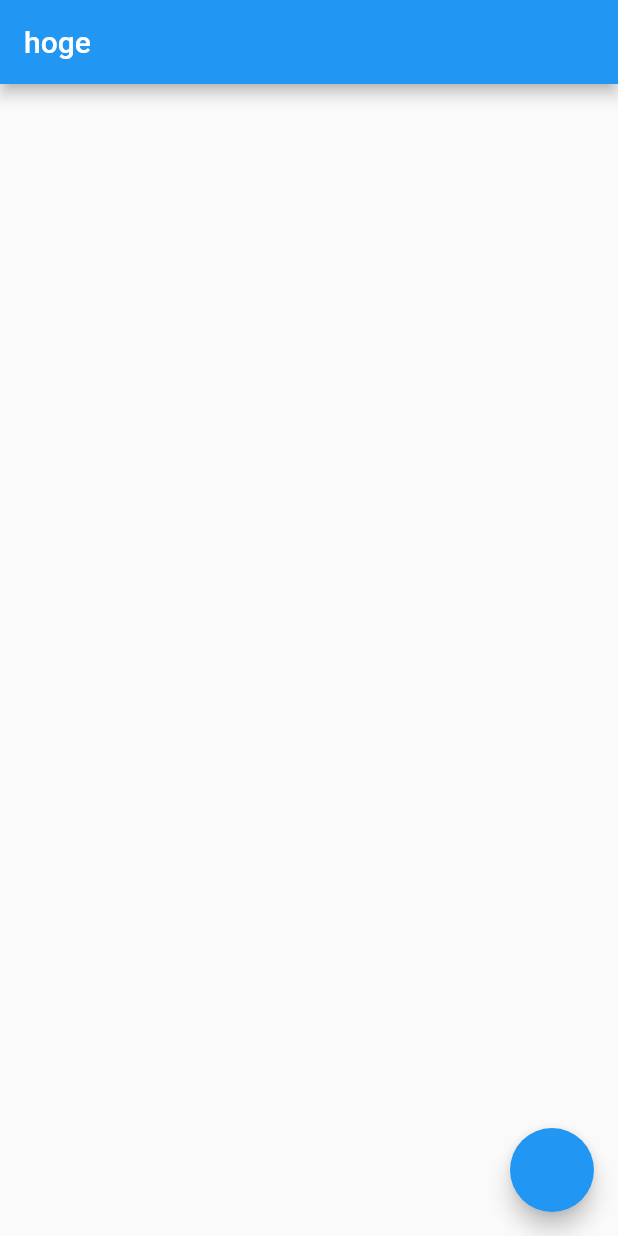
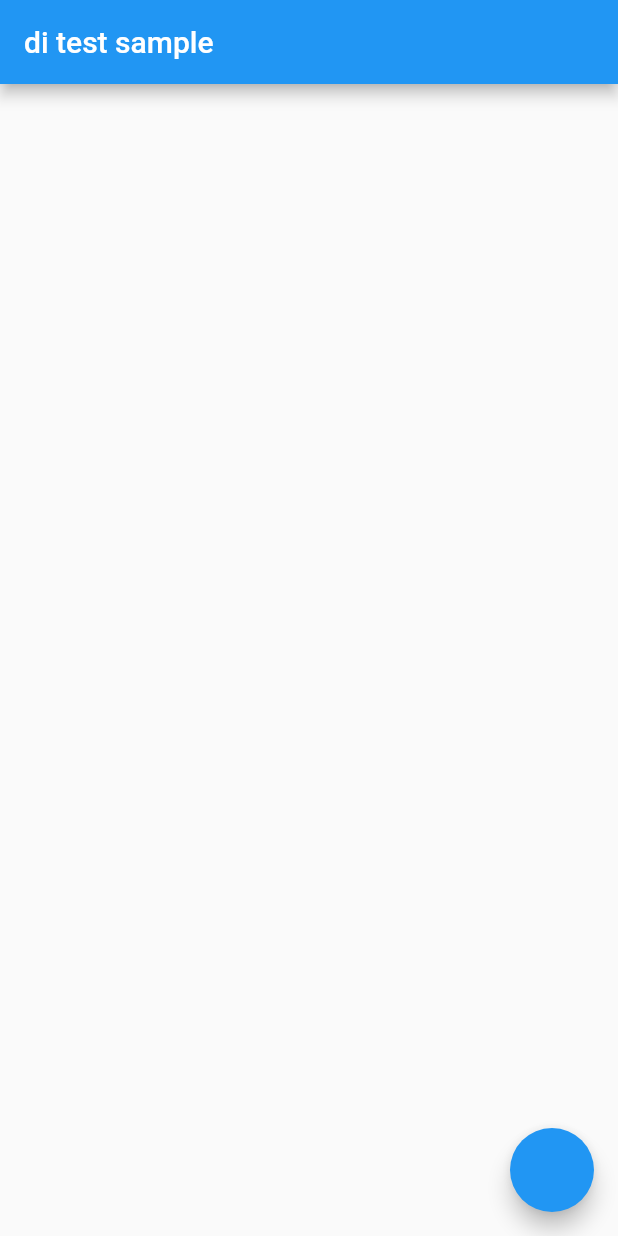
Before and after one commit to yayayagi721/riverpod_di_test_sample, a Flutter app: the screen it shows after launch, on a phone screen of 412 x 824 dp. Run offline on Flutter 3.47's test engine with Material 2 defaults, Android fonts, the phone set to English and light mode, and no system bars; our stand-ins replace freezed_annotation, hooks_riverpod.

Commit message:
動作確認

```diff
--- a/lib/main.dart
+++ b/lib/main.dart
@@ -1,7 +1,5 @@
 import 'package:flutter/material.dart';
-import 'package:flutter_hooks/flutter_hooks.dart';
 import 'package:hooks_riverpod/hooks_riverpod.dart';
-import 'package:test_sample/model/address_info.dart';
 import 'package:test_sample/repository/address_repository_impl.dart';
 import 'package:test_sample/view_model/address_list_model.dart';
 import 'package:test_sample/view_model/address_list_view_model.dart';
@@ -19,25 +17,33 @@ final addressListViewModelProvider =
   (ref) => AddressListViewModel(ref.read),
 );
 
-class MyWidget extends StatelessWidget {
+class MyWidget extends HookConsumerWidget {
+  const MyWidget({Key? key}) : super(key: key);
+
   @override
-  Widget build(BuildContext context) {
+  Widget build(BuildContext context, WidgetRef ref) {
     return MaterialApp(
       title: 'Flutter Demo',
       home: Scaffold(
         appBar: AppBar(
-          title: Text("hoge"),
+          title: const Text("di test sample"),
         ),
         body: AddressList(),
         floatingActionButton: FloatingActionButton(
-          onPressed: () {},
+          onPressed: () {
+            ref
+                .read(addressListViewModelProvider.notifier)
+                .addAddress(1.00, 1.00);
+          },
         ),
       ),
     );
   }
 }
 
-class AddressList extends ConsumerWidget {
+class AddressList extends HookConsumerWidget {
+  const AddressList({Key? key}) : super(key: key);
+
   @override
   Widget build(BuildContext context, WidgetRef ref) {
     final vm = ref.watch(addressListViewModelProvider);
--- a/lib/repository/address_repository_impl.dart
+++ b/lib/repository/address_repository_impl.dart
@@ -4,9 +4,8 @@ import 'package:test_sample/repository/address_repository.dart';
 
 class AddressRepositoryImpl implements AddressRepository {
   Future<String> get(double lat, double lng) async {
-    Timer(const Duration(seconds: 5), () {
-      print("setTimer");
-    });
+    await Future.delayed(Duration(milliseconds: 1000));
+
     return "hoge";
   }
 }
--- a/lib/view_model/address_list_view_model.dart
+++ b/lib/view_model/address_list_view_model.dart
@@ -4,7 +4,7 @@ import 'package:test_sample/model/address_info.dart';
 import 'package:test_sample/view_model/address_list_model.dart';
 
 class AddressListViewModel extends StateNotifier<AddressListModel> {
-  AddressListViewModel(this.read) : super(const AddressListModel());
+  AddressListViewModel(this.read) : super(AddressListModel());
 
   final Reader read;
 
@@ -12,6 +12,6 @@ class AddressListViewModel extends StateNotifier<AddressListModel> {
     final addressRepository = read(addressRepositoryProvider);
     final address = await addressRepository.get(lat, lng);
     final addressInfo = AddressInfo(address, lat, lng);
-    state.copyWith(addresslist: [...state.addresslist, addressInfo]);
+    state = state.copyWith(addresslist: [...state.addresslist, addressInfo]);
   }
 }
```
